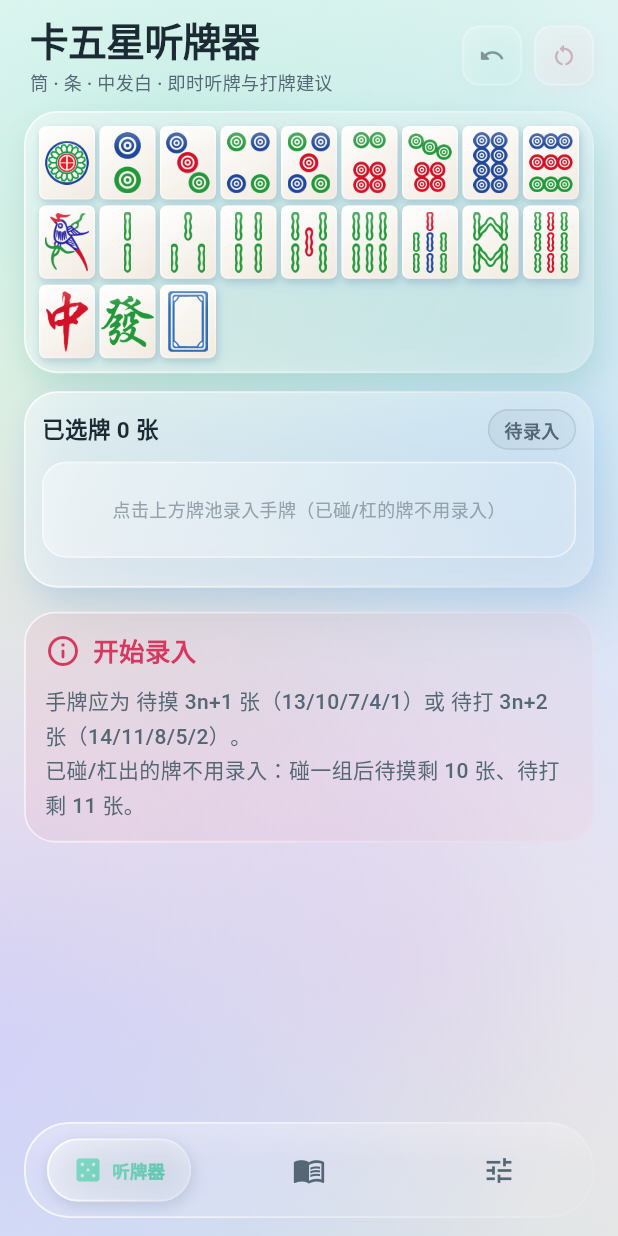
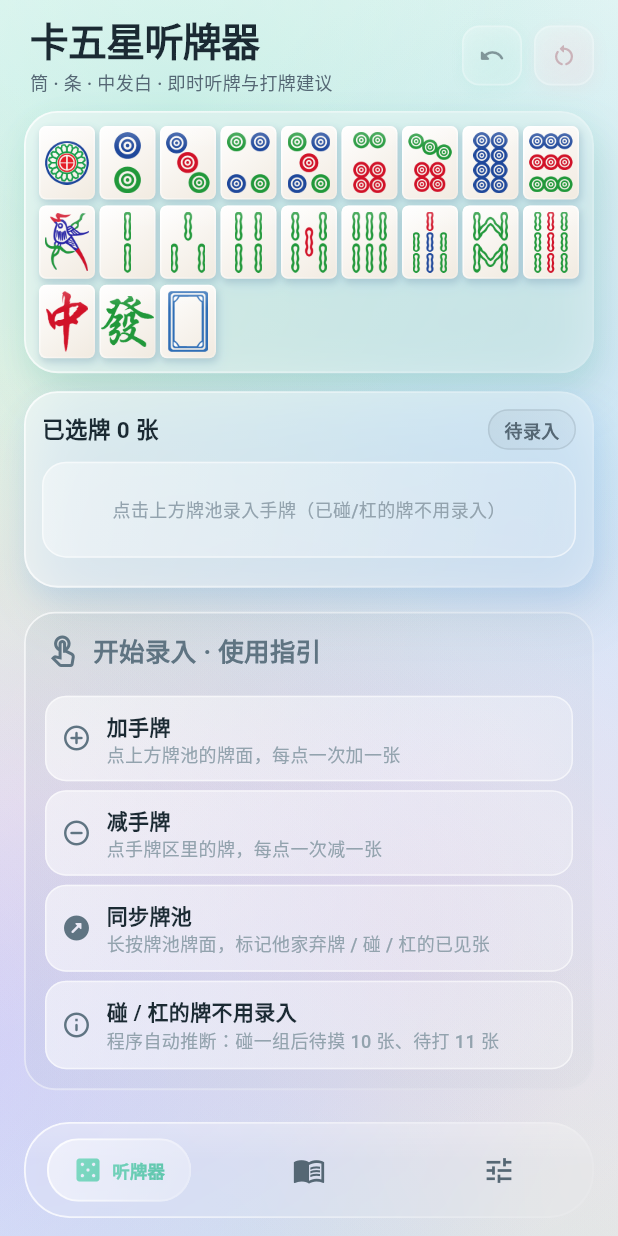
Before and after one commit to Sun-Chenyang/majiang, a Flutter app: the screen it shows after launch, on a phone screen of 412 x 824 dp. Run offline on Flutter 3.47's test engine with Material 3 defaults, Android fonts, the phone set to English and light mode, and no system bars; our stand-ins replace shared_preferences.

Commit message:
🐞 fix: UI页面优化与使用指引

```diff
--- a/lib/design_system/widgets/glass_bottom_bar.dart
+++ b/lib/design_system/widgets/glass_bottom_bar.dart
@@ -231,7 +231,11 @@ class _LiquidGlassPill extends StatelessWidget {
             color: GlassColors.rim(0.8),
             width: borderWidth,
           ),
-          boxShadow: GlassShadow.chip(GlassColors.shadowInk),
+          // 灰墨投影在浅色底图上显脏：液态玻璃的立体层次靠双层磨砂
+          // + RimLight 描边表达，浅色不用影；暗色保留淡黑影维持悬浮深度
+          boxShadow: GlassColors.isDark
+              ? GlassShadow.chip(GlassColors.shadowInk)
+              : null,
         ),
         child: ClipRRect(
           borderRadius: innerRadius,
--- a/lib/features/calculator/calculator_page.dart
+++ b/lib/features/calculator/calculator_page.dart
@@ -564,12 +564,12 @@ class _CalculatorPageState extends State<CalculatorPage> {
 
   Widget _buildResult(HandAnalysis result) {
     if (!result.validPhase) {
-      final total = _total;
+      if (_total == 0) return _buildOnboarding();
       return _resultCard(
         icon: Icons.info_outline_rounded,
         color: GlassColors.danger,
         deepColor: GlassColors.dangerDeep,
-        title: total == 0 ? '开始录入' : '手牌张数不对（当前 $total 张）',
+        title: '手牌张数不对（当前 $_total 张）',
         child: Text(
           '手牌应为 待摸 3n+1 张（13/10/7/4/1）或 待打 3n+2 张（14/11/8/5/2）。\n'
           '已碰/杠出的牌不用录入：碰一组后待摸剩 10 张、待打剩 11 张。',
@@ -580,6 +580,83 @@ class _CalculatorPageState extends State<CalculatorPage> {
 
     if (result.drawPhase) return _buildDrawResult(result);
     return _buildWaitResult(result);
+  }
+
+  /// 空手牌教程卡（total == 0）：柔和中性色（与状态胶囊「待录入」同语言），
+  /// 教用户基本操作；红色只留给张数不对的错误态。
+  Widget _buildOnboarding() {
+    return _resultCard(
+      icon: Icons.touch_app_outlined,
+      color: GlassColors.neutral,
+      deepColor: GlassColors.neutralDeep,
+      title: '开始录入 · 使用指引',
+      child: Column(
+        crossAxisAlignment: CrossAxisAlignment.stretch,
+        children: [
+          _tipRow(
+            Icons.add_circle_outline_rounded,
+            '加手牌',
+            '点上方牌池的牌面，每点一次加一张',
+          ),
+          _tipRow(
+            Icons.remove_circle_outline_rounded,
+            '减手牌',
+            '点手牌区里的牌，每点一次减一张',
+          ),
+          _tipRow(
+            Icons.outbound_rounded,
+            '同步牌池',
+            '长按牌池牌面，标记他家弃牌 / 碰 / 杠的已见张',
+          ),
+          _tipRow(
+            Icons.info_outline_rounded,
+            '碰 / 杠的牌不用录入',
+            '程序自动推断：碰一组后待摸 10 张、待打 11 张',
+          ),
+        ],
+      ),
+    );
+  }
+
+  /// 教程行：白玻璃行 + 中性色图标（与已见牌弹层 actionRow 同结构）。
+  Widget _tipRow(IconData icon, String title, String subtitle) {
+    return Padding(
+      padding: const EdgeInsets.only(top: 6),
+      child: Container(
+        padding: const EdgeInsets.symmetric(horizontal: 10, vertical: 9),
+        decoration: BoxDecoration(
+          gradient: LinearGradient(
+            begin: GlassLight.begin,
+            end: GlassLight.end,
+            colors: [
+              GlassColors.surface(0.55),
+              GlassColors.surface(0.26),
+            ],
+          ),
+          borderRadius: BorderRadius.circular(GlassRadius.sm),
+          border: Border.all(color: GlassColors.rim(0.55)),
+        ),
+        child: Row(
+          children: [
+            Icon(icon, size: 20, color: GlassColors.neutralDeep),
+            const SizedBox(width: 10),
+            Expanded(
+              child: Column(
+                crossAxisAlignment: CrossAxisAlignment.start,
+                children: [
+                  Text(title,
+                      style: TextStyle(
+                          color: GlassColors.textPrimary,
+                          fontSize: 14,
+                          fontWeight: FontWeight.w700)),
+                  Text(subtitle, style: GlassTypography.caption),
+                ],
+              ),
+            ),
+          ],
+        ),
+      ),
+    );
   }
 
   /// 待摸（3n+1）：听牌判断 / n 向听进张 + 碰/杠时机。
```
